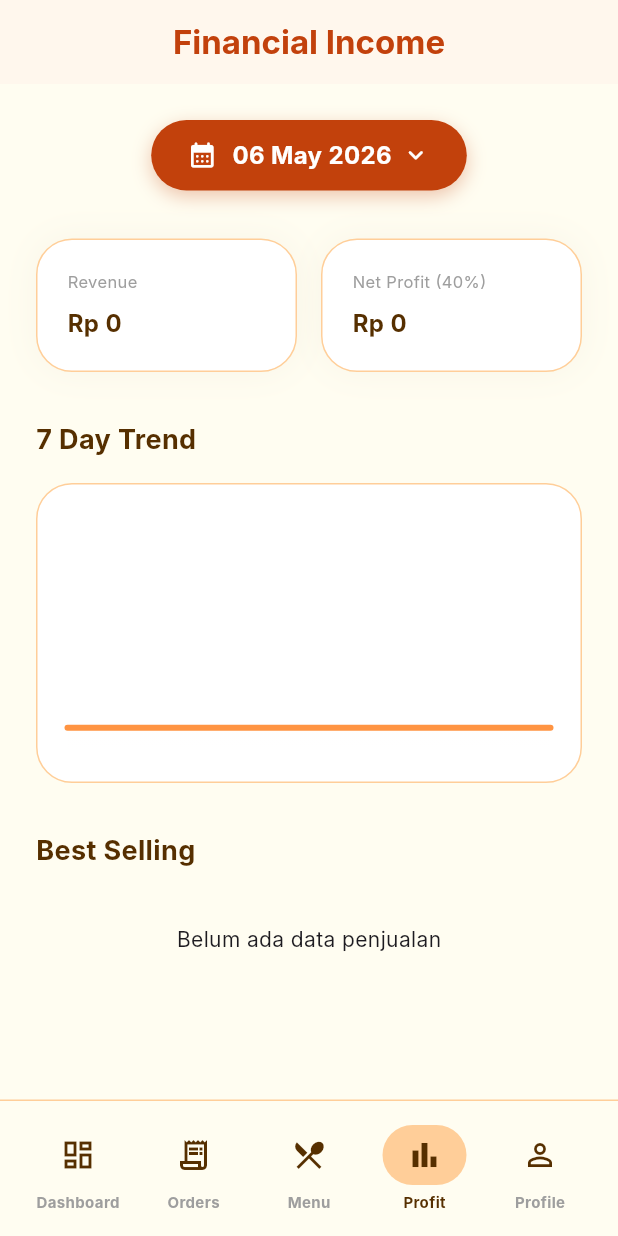
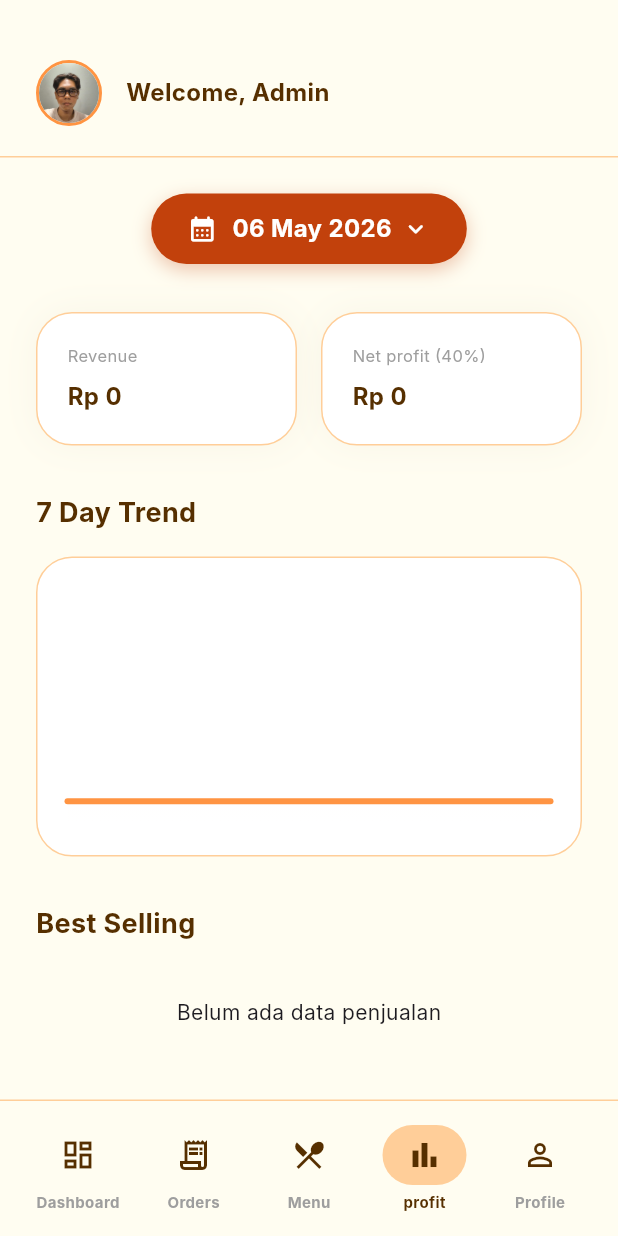
Before and after one commit to muhammadazriel313-wq/pangsitnjedok, a Flutter app: the screen it shows after launch, item 4 of the bottom bar chosen, on a phone screen of 412 x 824 dp. Run offline on Flutter 3.47's test engine with Material 3 defaults, Android fonts, the phone set to English and light mode, and no system bars; our stand-ins replace awesome_dialog, image_picker; network calls fail; Roboto replaces fonts that are missing (Inter).

Commit message:
perubahan nama

```diff
--- a/lib/admin/manage_customer.dart
+++ b/lib/admin/manage_customer.dart
@@ -190,7 +190,7 @@ class _ManageCustomersState extends State<ManageCustomers> {
           _navItem("Dashboard", Icons.dashboard_outlined, false, '/dashboard'),
           _navItem("Orders", Icons.receipt_long_outlined, false, '/order'),
           _navItem("Menu", Icons.restaurant_menu_outlined, false, '/menu'),
-          _navItem("Profit", Icons.bar_chart_outlined, false, '/profit'),
+          _navItem("profit", Icons.bar_chart_outlined, false, '/profit'),
           _navItem("Profile", Icons.person_outline, false, '/profil'),
         ],
       ),
--- a/lib/admin/menu_management.dart
+++ b/lib/admin/menu_management.dart
@@ -227,6 +227,6 @@ class _MenuManagementState extends State<MenuManagement> {
   Widget _buildTabBtn(String label, bool active, VoidCallback onTap) => GestureDetector(onTap: onTap, child: Container(padding: const EdgeInsets.symmetric(horizontal: 20, vertical: 8), decoration: BoxDecoration(color: active ? const Color(0xFFFF9644) : Colors.transparent, borderRadius: BorderRadius.circular(30)), child: Text(label, style: TextStyle(color: active ? Colors.white : Colors.brown, fontSize: 10, fontWeight: FontWeight.bold))));
   Widget _buildSmallBtn(IconData icon, Color color, Color bg, VoidCallback onTap) => GestureDetector(onTap: onTap, child: Container(padding: const EdgeInsets.all(6), decoration: BoxDecoration(color: bg, shape: BoxShape.circle), child: Icon(icon, color: color, size: 16)));
   Widget _buildDialogBtn(String label, Color bg, Color text, {bool isBorder = false}) => Container(padding: const EdgeInsets.symmetric(vertical: 12), decoration: BoxDecoration(color: bg, borderRadius: BorderRadius.circular(30), border: isBorder ? Border.all(color: Colors.grey) : null), alignment: Alignment.center, child: Text(label, style: TextStyle(color: text, fontWeight: FontWeight.bold)));
-  Widget _buildBottomNav() => Container(padding: const EdgeInsets.symmetric(vertical: 16, horizontal: 24), decoration: const BoxDecoration(color: Color(0xFFFFFDF1), border: Border(top: BorderSide(color: Color(0xFFFFCE99)))), child: Row(mainAxisAlignment: MainAxisAlignment.spaceBetween, children: [ _buildNavItem("Dashboard", Icons.dashboard_outlined, isActive: false, route: '/dashboard'), _buildNavItem("Orders", Icons.receipt_long_outlined, isActive: false, route: '/order'), _buildNavItem("Menu", Icons.restaurant_menu, isActive: true, route: '/menu'), _buildNavItem("Profit", Icons.bar_chart, isActive: false, route: '/profit'), _buildNavItem("Profile", Icons.person_outline, isActive: false, route: '/profil')]));
+  Widget _buildBottomNav() => Container(padding: const EdgeInsets.symmetric(vertical: 16, horizontal: 24), decoration: const BoxDecoration(color: Color(0xFFFFFDF1), border: Border(top: BorderSide(color: Color(0xFFFFCE99)))), child: Row(mainAxisAlignment: MainAxisAlignment.spaceBetween, children: [ _buildNavItem("Dashboard", Icons.dashboard_outlined, isActive: false, route: '/dashboard'), _buildNavItem("Orders", Icons.receipt_long_outlined, isActive: false, route: '/order'), _buildNavItem("Menu", Icons.restaurant_menu, isActive: true, route: '/menu'), _buildNavItem("profit", Icons.bar_chart, isActive: false, route: '/profit'), _buildNavItem("Profile", Icons.person_outline, isActive: false, route: '/profil')]));
   Widget _buildNavItem(String label, IconData icon, {required bool isActive, required String route}) => GestureDetector(onTap: () { if (!isActive) Navigator.pushReplacementNamed(context, route); }, child: Column(mainAxisSize: MainAxisSize.min, children: [Icon(icon, color: isActive ? const Color(0xFF562F00) : Colors.grey), Text(label, style: TextStyle(fontSize: 10, color: isActive ? const Color(0xFF562F00) : Colors.grey))]));
 }
--- a/lib/admin/order_admin.dart
+++ b/lib/admin/order_admin.dart
@@ -346,7 +346,7 @@ class _OrderManagementState extends State<OrderManagement> {
           _buildNavItem("Dashboard", Icons.dashboard_outlined, isActive: false, route: '/dashboard'),
           _buildNavItem("Orders", Icons.receipt_long, isActive: true, route: '/order'),
           _buildNavItem("Menu", Icons.restaurant_menu_outlined, isActive: false, route: '/menu'),
-          _buildNavItem("Profit", Icons.bar_chart_outlined, isActive: false, route: '/profit'),
+          _buildNavItem("profit", Icons.bar_chart_outlined, isActive: false, route: '/profit'),
           _buildNavItem("Profile", Icons.person_outline, isActive: false, route: '/profil'),
         ],
       ),
--- a/lib/admin/profil_admin.dart
+++ b/lib/admin/profil_admin.dart
@@ -179,7 +179,7 @@ class _ProfilReportAdminState extends State<ProfilReportAdmin> {
           _buildNavItem("Dashboard", Icons.dashboard_outlined, false, '/dashboard'),
           _buildNavItem("Orders", Icons.receipt_long_outlined, false, '/order'),
           _buildNavItem("Menu", Icons.restaurant_menu_outlined, false, '/menu'),
-          _buildNavItem("Profit", Icons.bar_chart_outlined, false, '/profit'),
+          _buildNavItem("profit", Icons.bar_chart_outlined, false, '/profit'),
           _buildNavItem("Profile", Icons.person, true, '/profil'),
         ],
       ),
--- a/lib/admin/profit_admin.dart
+++ b/lib/admin/profit_admin.dart
@@ -2,14 +2,14 @@ import 'package:flutter/material.dart';
 import 'package:intl/intl.dart';
 import '/service/api_service.dart';
 
-class ProfitAdmin extends StatefulWidget {
-  const ProfitAdmin({super.key});
+class profitAdmin extends StatefulWidget {
+  const profitAdmin({super.key});
 
   @override
-  State<ProfitAdmin> createState() => _ProfitAdminState();
+  State<profitAdmin> createState() => _profitAdminState();
 }
 
-class _ProfitAdminState extends State<ProfitAdmin> {
+class _profitAdminState extends State<profitAdmin> {
   DateTime _selectedDate = DateTime.now();
 
   // --- NAVIGASI NORMAL ---
@@ -34,6 +34,69 @@ class _ProfitAdminState extends State<ProfitAdmin> {
     if (picked != null) setState(() => _selectedDate = picked);
   }
 
+  // --- WIDGET HEADER ---
+  Widget buildHeader() {
+    return Container(
+      padding: const EdgeInsets.only(top: 40, left: 24, right: 24, bottom: 20),
+      decoration: const BoxDecoration(
+        color: Color(0xFFFFFDF1),
+        border: Border(bottom: BorderSide(width: 1, color: Color(0xFFFFCE99))),
+      ),
+      child: FutureBuilder<Map<String, dynamic>>(
+        future: ApiService.getDashboardData(), // Mengambil data profil dari API
+        builder: (context, snapshot) {
+          // Ambil data dari snapshot jika tersedia
+          final String? imageUrl = snapshot.data?['image_url'];
+          final String adminName = snapshot.data?['name'] ?? 'Admin';
+
+          return Row(
+            mainAxisAlignment: MainAxisAlignment.spaceBetween,
+            children: [
+              Row(
+                children: [
+                  Container(
+                    width: 44,
+                    height: 44,
+                    decoration: BoxDecoration(
+                      shape: BoxShape.circle,
+                      border: Border.all(width: 2, color: const Color(0xFFFF9442)),
+                    ),
+                    child: ClipOval(
+                      child: (imageUrl != null && imageUrl.isNotEmpty)
+                          ? Image.network(
+                              "${ApiService.baseUrl}/uploads/$imageUrl", // Foto dari database
+                              fit: BoxFit.cover,
+                              errorBuilder: (context, error, stackTrace) =>
+                                  Image.asset("assets/images/Dimas oi oi.jpeg", fit: BoxFit.cover),
+                            )
+                          : Image.asset("assets/images/Dimas oi oi.jpeg", fit: BoxFit.cover),
+                    ),
+                  ),
+                  const SizedBox(width: 16),
+                  Column(
+                    crossAxisAlignment: CrossAxisAlignment.start,
+                    mainAxisAlignment: MainAxisAlignment.center,
+                    children: [
+                      Text(
+                        'Welcome, $adminName', // Nama admin dinamis
+                        style: const TextStyle(
+                          color: Color(0xFF562F00),
+                          fontSize: 16,
+                          fontWeight: FontWeight.w700,
+                          fontFamily: 'Inter'
+                        ),
+                      ),
+                    ],
+                  ),
+                ],
+              ),
+            ],
+          );
+        },
+      ),
+    );
+  }
+
   @override
   Widget build(BuildContext context) {
     // Format tanggal untuk dikirim ke API (YYYY-MM-DD)
@@ -41,17 +104,16 @@ class _ProfitAdminState extends State<ProfitAdmin> {
 
     return Scaffold(
       backgroundColor: const Color(0xFFFFFDF1),
-      appBar: AppBar(
-        backgroundColor: const Color(0xFFFFF7ED),
-        elevation: 0,
-        centerTitle: true,
-        title: const Text(
-          'Financial Income',
-          style: TextStyle(color: Color(0xFFC2410C), fontWeight: FontWeight.bold)
-        ),
-      ),
-      body: FutureBuilder<Map<String, dynamic>>(
-        future: ApiService.getProfitData(dateForApi),
+      // AppBar "Financial Income" sudah dihapus
+      body: Column(
+        children: [
+          // Header profil sebagai bagian paling atas
+          buildHeader(),
+
+          // Sisa konten dibungkus Expanded agar bisa di-scroll tanpa bentrok dengan Header
+          Expanded(
+            child: FutureBuilder<Map<String, dynamic>>(
+              future: ApiService.getprofitData(dateForApi),
               builder: (context, snapshot) {
                 if (snapshot.connectionState == ConnectionState.waiting) {
                   return const Center(child: CircularProgressIndicator(color: Color(0xFFFF9442)));
@@ -70,12 +132,12 @@ class _ProfitAdminState extends State<ProfitAdmin> {
                       _buildDateCard(), // Tombol tanggal di tengah
                       const SizedBox(height: 32),
 
-                // Row untuk Revenue dan Profit
+                      // Row untuk Revenue dan profit
                       Row(
                         children: [
                           Expanded(child: _buildMetricCard('Revenue', data['total_revenue'] ?? 'Rp 0')),
                           const SizedBox(width: 16),
-                    Expanded(child: _buildMetricCard('Net Profit (40%)', data['net_profit'] ?? 'Rp 0')),
+                          Expanded(child: _buildMetricCard('Net profit (40%)', data['net_profit'] ?? 'Rp 0')),
                         ],
                       ),
 
@@ -108,6 +170,9 @@ class _ProfitAdminState extends State<ProfitAdmin> {
                   ),
                 );
               },
+            ),
+          ),
+        ],
       ),
       bottomNavigationBar: _buildBottomNav(),
     );
@@ -217,7 +282,7 @@ class _ProfitAdminState extends State<ProfitAdmin> {
           _buildNavItem("Dashboard", Icons.dashboard_outlined, false, '/dashboard'),
           _buildNavItem("Orders", Icons.receipt_long_outlined, false, '/order'),
           _buildNavItem("Menu", Icons.restaurant_menu_outlined, false, '/menu'),
-          _buildNavItem("Profit", Icons.bar_chart, true, '/profit'),
+          _buildNavItem("profit", Icons.bar_chart, true, '/profit'),
           _buildNavItem("Profile", Icons.person_outline, false, '/profil'),
         ],
       ),
--- a/lib/main.dart
+++ b/lib/main.dart
@@ -5,7 +5,7 @@ import 'package:flutter/material.dart';
 import 'admin/dashboard_admin.dart';
 import 'admin/order_admin.dart';
 import 'admin/menu_management.dart';
-import 'admin/profit_admin.dart';
+import 'admin/Profit_admin.dart';
 import 'admin/profil_admin.dart';
 import 'admin/manage_customer.dart';
 
@@ -36,7 +36,7 @@ class PangsitNjedogApp extends StatelessWidget {
         '/dashboard': (context) => const DashboardAdmin(),
         '/order':     (context) => const OrderManagement(),
         '/menu':      (context) => const MenuManagement(),
-        '/profit':   (context) => const ProfitAdmin(),
+        '/profit':   (context) => const profitAdmin(),
         '/profil':    (context) => const ProfilReportAdmin(),
         '/customers':  (context) => const ManageCustomers(),
 
--- a/lib/service/api_service.dart
+++ b/lib/service/api_service.dart
@@ -4,7 +4,7 @@ import 'package:http/http.dart' as http;
 
 class ApiService {
   // Alamat URL disesuaikan dengan folder di htdocs kamu
-  static const String baseUrl = "http://localhost/pangsit_njedog_api";
+  static const String baseUrl = "http://localhost/pangsit_njedok_api";
 
   // ============================================================
   // 1. FUNGSI DASHBOARD (Mengambil Ringkasan Data)
@@ -121,9 +121,9 @@ class ApiService {
 }
 
   // ============================================================
-  // FUNGSI PROFIT ADMIN
+  // FUNGSI profit ADMIN
   // ============================================================
-  static Future<Map<String, dynamic>> getProfitData(String date) async {
+  static Future<Map<String, dynamic>> getprofitData(String date) async {
     try {
       final response = await http.get(
         Uri.parse("$baseUrl/profit_admin.php?date=$date"),
@@ -142,9 +142,8 @@ class ApiService {
     }
   }
 
-  // ============================================================
-  // FUNGSI MANAGE CUSTOMER
-  // ============================================================
+  // MANAGE CUSTOMER
+
   static Future<List<dynamic>> getCustomers() async {
     try {
       final response = await http.get(Uri.parse('$baseUrl/manage_customer.php'));
@@ -190,9 +189,8 @@ class ApiService {
     }
   }
 
-  // ============================================================
+
   // FUNGSI MENU CRUD (ADD, UPDATE, DELETE)
-  // ============================================================
 
   // 1. ADD MENU (VERSI BARU YANG BISA UPLOAD FOTO)
   static Future<bool> addMenu(Map<String, dynamic> data, {Uint8List? imageBytes, String? fileName}) async {
@@ -229,7 +227,6 @@ class ApiService {
   }
 
   // 2. UPDATE MENU
-  // 2. UPDATE MENU (VERSI BARU DENGAN MULTIPART / GAMBAR)
   static Future<bool> updateMenu(Map<String, String> data, {Uint8List? imageBytes}) async {
     try {
       var request = http.MultipartRequest('POST', Uri.parse("$baseUrl/update_menu.php"));
--- a/pubspec.yaml
+++ b/pubspec.yaml
@@ -22,7 +22,7 @@ dependencies:
   # Untuk mengambil foto menu dari galeri/kamera
   image_picker: ^1.0.4
 
-  # PENTING: Untuk fitur Kalender (DatePicker) dan Format Rupiah di Profit Admin
+  # PENTING: Untuk fitur Kalender (DatePicker) dan Format Rupiah di profit Admin
   intl: ^0.18.1
 
 dev_dependencies:
```
Lines whose indentation alone changed are shown as unchanged.
